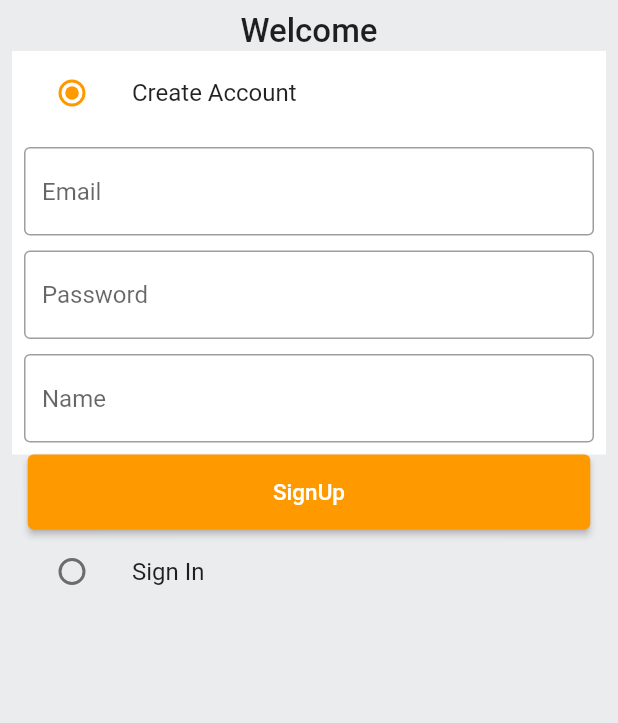
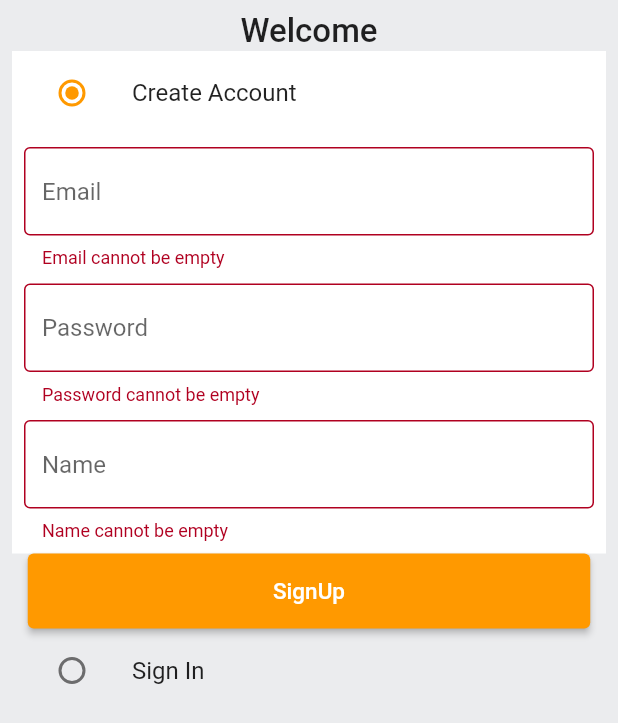
Before and after one commit to naveeez10/amazon_clone, a Flutter app: the screen it shows after launch, after a tap on "SignUp", on a phone screen of 412 x 824 dp. Shown: the top 723 px of the screen. Run offline on Flutter 3.47's test engine with Material 2 defaults, Android fonts, the phone set to English and light mode, and no system bars.

```diff
--- a/lib/common/widgets/custom_text_field.dart
+++ b/lib/common/widgets/custom_text_field.dart
@@ -12,11 +12,16 @@ class CustomTextField extends StatelessWidget {
       controller: controller,
       decoration: InputDecoration(
           hintText: hintText,
-          border: OutlineInputBorder(
+          border: const OutlineInputBorder(
               borderSide: BorderSide(
             color: Colors.black38,
           ))),
-      validator: (val) {},
+      validator: (val) {
+        if (val == null || val.isEmpty) {
+          return '$hintText cannot be empty';
+        }
+        return null;
+      },
     );
   }
 }
--- a/lib/constants/global_variables.dart
+++ b/lib/constants/global_variables.dart
@@ -1,4 +1,6 @@
 import 'package:flutter/material.dart';
+
+String url = 'http://192.168.71.103:3000';
 
 class GlobalVariables {
   static const appBarGradient = LinearGradient(
--- /dev/null
+++ b/lib/constants/utils.dart
@@ -0,0 +1,6 @@
+import 'package:flutter/cupertino.dart';
+import 'package:flutter/material.dart';
+
+void showSnackbar(BuildContext context, String text) {
+  ScaffoldMessenger.of(context).showSnackBar(SnackBar(content: Text(text)));
+}
--- a/lib/features/auth/screens/auth_screen.dart
+++ b/lib/features/auth/screens/auth_screen.dart
@@ -1,5 +1,6 @@
 import 'package:amazon_clone/common/widgets/custom_text_field.dart';
 import 'package:amazon_clone/constants/global_variables.dart';
+import 'package:amazon_clone/features/auth/services/auth_service.dart';
 import 'package:flutter/material.dart';
 
 enum Auth {
@@ -22,6 +23,8 @@ class _AuthScreenState extends State<AuthScreen> {
   final TextEditingController _emailController = TextEditingController();
   final TextEditingController _passwordController = TextEditingController();
   final TextEditingController _nameController = TextEditingController();
+  final AuthService authService = AuthService();
+  final bool? temp = true;
 
   @override
   void dispose() {
@@ -29,6 +32,14 @@ class _AuthScreenState extends State<AuthScreen> {
     _emailController.dispose();
     _passwordController.dispose();
     _nameController.dispose();
+  }
+
+  void SignUpUser() {
+    authService.SignUpUser(
+        context: context,
+        email: _emailController.text,
+        password: _passwordController.text,
+        name: _nameController.text);
   }
 
   @override
@@ -98,7 +109,11 @@ class _AuthScreenState extends State<AuthScreen> {
                       decoration: BoxDecoration(
                           borderRadius: BorderRadius.circular(100)),
                       child: ElevatedButton(
-                          onPressed: () {},
+                          onPressed: () {
+                            if (_signUpformKey.currentState!.validate()) {
+                              SignUpUser();
+                            } else {}
+                          },
                           child: const Text(
                             "SignUp",
                             style: TextStyle(fontSize: 15, color: Colors.white),
--- /dev/null
+++ b/lib/models/user.dart
@@ -0,0 +1,50 @@
+import 'dart:convert';
+
+// ignore_for_file: public_member_api_docs, sort_constructors_first
+class User {
+  final String id;
+  final String name;
+  final String password;
+  final String address;
+  final String type;
+  final String token;
+  final String email;
+  User({
+    required this.id,
+    required this.name,
+    required this.password,
+    required this.address,
+    required this.type,
+    required this.token,
+    required this.email,
+  });
+
+  Map<String, dynamic> toMap() {
+    return <String, dynamic>{
+      'id': id,
+      'name': name,
+      'password': password,
+      'address': address,
+      'type': type,
+      'token': token,
+      'email': email,
+    };
+  }
+
+  factory User.fromMap(Map<String, dynamic> map) {
+    return User(
+      id: map['_id'] as String,
+      name: map['name'] as String,
+      password: map['password'] as String,
+      address: map['address'] as String,
+      type: map['type'] as String,
+      token: map['token'] as String,
+      email: map['email'] as String,
+    );
+  }
+
+  String toJson() => json.encode(toMap());
+
+  factory User.fromJson(String source) =>
+      User.fromMap(json.decode(source) as Map<String, dynamic>);
+}
--- a/pubspec.yaml
+++ b/pubspec.yaml
@@ -36,6 +36,7 @@ dependencies:
   # The following adds the Cupertino Icons font to your application.
   # Use with the CupertinoIcons class for iOS style icons.
   cupertino_icons: ^1.0.2
+  http: ^0.13.5
 
 dev_dependencies:
   flutter_test:
```
Also changed, not shown: lib/constants/error_handling.dart (added, +25 -0 lines), lib/features/auth/services/auth_service.dart (added, +43 -0 lines), pubspec.lock, 2 other files.
